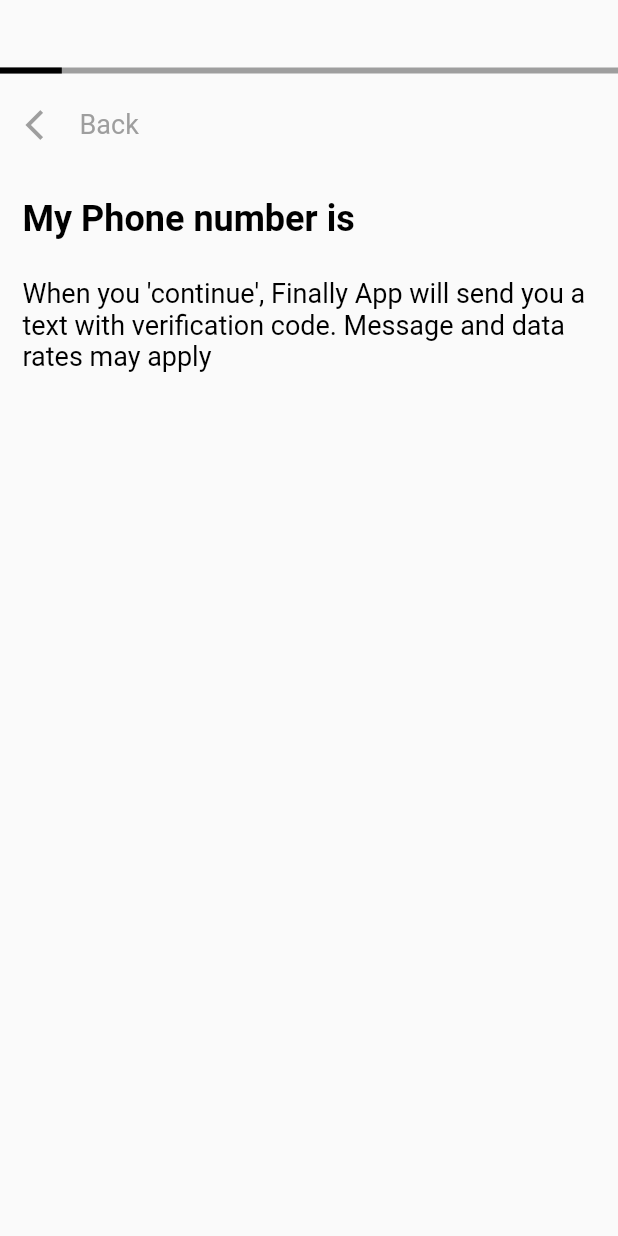
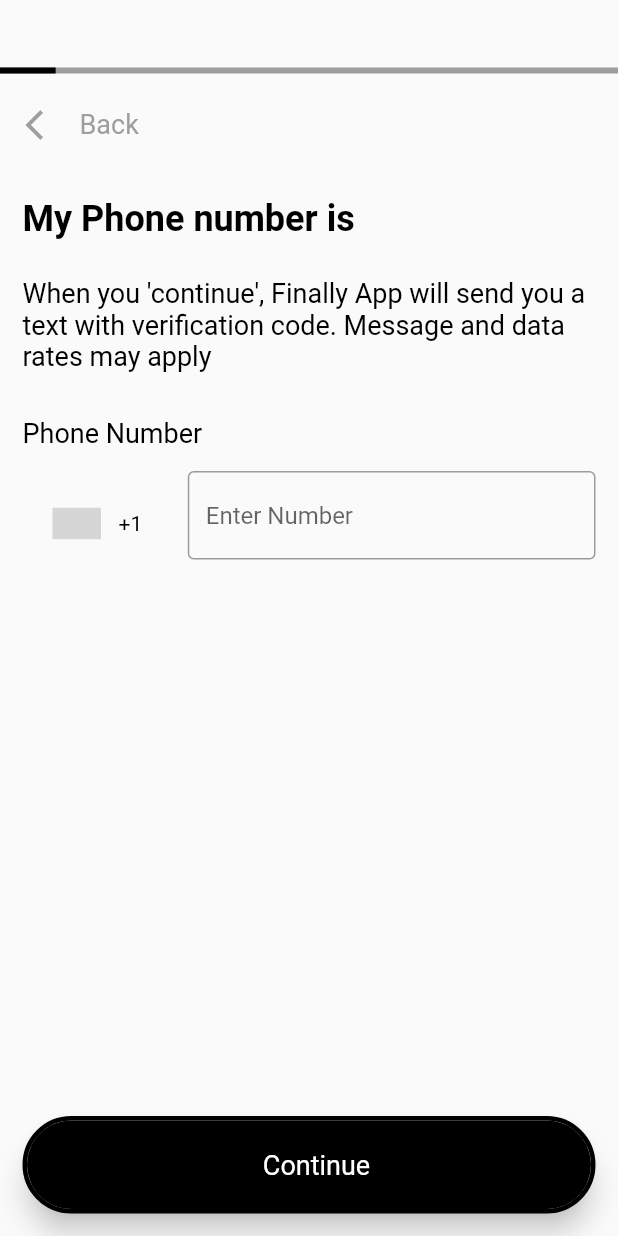
Before and after one commit to Agonizedcupid/FinallyApp, a Flutter app: the PhoneAuthentication screen opened directly, on a phone screen of 412 x 824 dp. Run offline on Flutter 3.47's test engine with Material 2 defaults, Android fonts, the phone set to English and light mode, and no system bars; drawn by our look-alikes of intl_phone_number_input; our stand-ins replace flutter_riverpod; missing offline and left inert: dart:ffi; grey boxes are pictures that could not be loaded.

```diff
--- a/lib/Activity/Common/Constant.dart
+++ b/lib/Activity/Common/Constant.dart
@@ -1,2 +1,6 @@
 
-const double progress = 0.1;
+import 'dart:ffi';
+class Constant {
+  double progress = 0.1;
+  static List<double> stepper = [0.09,0.09,0.09,0.09,0.09,0.09,0.09,0.09,0.09];
+}
--- a/lib/Activity/PhoneAuthentication.dart
+++ b/lib/Activity/PhoneAuthentication.dart
@@ -1,9 +1,12 @@
 import 'package:final_design/Activity/Common/Constant.dart';
+import 'package:final_design/Resources/Drawable/CircularButtonWithImageText.dart';
 import 'package:final_design/Resources/Margins.dart';
 import 'package:flutter/cupertino.dart';
+import 'package:flutter/foundation.dart';
 import 'package:flutter/material.dart';
 import 'package:flutter/services.dart';
 import 'package:flutter_riverpod/flutter_riverpod.dart';
+import 'package:intl_phone_number_input/intl_phone_number_input.dart';
 
 class PhoneAuthentication extends ConsumerStatefulWidget {
   const PhoneAuthentication({Key? key}) : super(key: key);
@@ -14,6 +17,7 @@ class PhoneAuthentication extends ConsumerStatefulWidget {
 }
 
 class _PhoneAuthenticationState extends ConsumerState<PhoneAuthentication> {
+
   @override
   void initState() {
     // TODO: implement initState
@@ -24,6 +28,13 @@ class _PhoneAuthenticationState extends ConsumerState<PhoneAuthentication> {
 
   @override
   Widget build(BuildContext context) {
+
+    final GlobalKey<FormState> formKey = GlobalKey<FormState>();
+
+    final TextEditingController controller = TextEditingController();
+    String initialCountry = 'CAN';
+    PhoneNumber number = PhoneNumber(isoCode: 'CA');
+
     return Scaffold(
       body: Column(
         crossAxisAlignment: CrossAxisAlignment.start,
@@ -34,7 +45,7 @@ class _PhoneAuthenticationState extends ConsumerState<PhoneAuthentication> {
             child: const LinearProgressIndicator(
               backgroundColor: Colors.grey,
               valueColor: AlwaysStoppedAnimation<Color>(Colors.black),
-              value: progress,
+              value: 0.09,
             ),
           ),
 
@@ -84,8 +95,65 @@ class _PhoneAuthenticationState extends ConsumerState<PhoneAuthentication> {
               ],
             ),
           ),
+
+          Container(
+            margin: const EdgeInsets.only(top: topMargin + 15, left: leftMargin),
+            child: const Text(
+                "Phone Number",
+                textAlign: TextAlign.start,
+                style: TextStyle(fontSize: 18, color: Colors.black)),
+          ),
+
+          Container(
+            margin: const EdgeInsets.only(left: leftMargin, right: rightMargin, top: topMargin),
+            child: Column(
+              children: <Widget> [
+                InternationalPhoneNumberInput(
+                  onInputChanged: (PhoneNumber number) {
+                    if (kDebugMode) {
+                      print(number.phoneNumber);
+                    }
+                  },
+                  onInputValidated: (bool value) {
+                    if (kDebugMode) {
+                      print(value);
+                    }
+                  },
+                  selectorConfig: const SelectorConfig(
+                    selectorType: PhoneInputSelectorType.BOTTOM_SHEET,
+                  ),
+                  ignoreBlank: false,
+                  autoValidateMode: AutovalidateMode.disabled,
+                  selectorTextStyle: const TextStyle(color: Colors.black),
+                  initialValue: number,
+                  textFieldController: controller,
+                  formatInput: true,
+                  hintText: "Enter Number",
+                  keyboardType:
+                  const TextInputType.numberWithOptions(signed: true, decimal: true),
+                  inputBorder: const OutlineInputBorder(),
+                  onSaved: (PhoneNumber number) {
+                    if (kDebugMode) {
+                      print('On Saved: $number');
+                    }
+                  },
+                ),
+              ],
+            ),
+          ),
+
+          Expanded(child: Align(
+            alignment: Alignment.bottomCenter,
+            child: Container(
+              height: 90,
+              margin: const EdgeInsets.only(left: leftMargin, right: rightMargin, bottom: bottomMargin),
+              child: CircularButtonWithImageText().createTextBtn(Colors.black, Colors.white, "Continue", context, "phoneAuth"),
+            )
+          ))
+
         ],
       ),
     );
   }
+
 }
--- a/lib/Resources/Drawable/CircularButtonWithImageText.dart
+++ b/lib/Resources/Drawable/CircularButtonWithImageText.dart
@@ -1,4 +1,5 @@
 import 'package:final_design/Activity/PhoneAuthentication.dart';
+import 'package:final_design/Activity/VerificationCodeActivity.dart';
 import 'package:final_design/AppRoutes/StartActivities.dart';
 import 'package:final_design/StateManagement/StartActivity.dart';
 import 'package:flutter/cupertino.dart';
@@ -47,4 +48,43 @@ class CircularButtonWithImageText {
       ),
     );
   }
+
+  Widget createTextBtn(Color backgroundColor, Color textColor, String title, BuildContext context, String flag) {
+    return Container(
+      decoration: BoxDecoration(
+        color: Colors.transparent,
+        border: Border.all(color: Colors.black, width: 3),
+        borderRadius: BorderRadius.circular(35),
+      ),
+      margin: const EdgeInsets.only(top: 25),
+      child:  Material(
+        color: backgroundColor,
+        elevation: 8.0,
+        borderRadius: BorderRadius.circular(35),
+        clipBehavior: Clip.antiAliasWithSaveLayer,
+        child: InkWell(
+          splashColor: Colors.grey,
+          onTap: (){
+            if (flag == "phoneAuth") {
+              StartActivity().start(context,const VerificationCodeActivity());
+            }
+          },
+          child: Container(
+            margin: const EdgeInsets.only(top: 15, bottom: 15),
+            alignment: Alignment.center,
+            child: Row(
+              crossAxisAlignment: CrossAxisAlignment.center,
+              mainAxisAlignment: MainAxisAlignment.center,
+              children: <Widget>[
+                Container(
+                  margin: const EdgeInsets.only(left: 10),
+                  child:  Text( title, style:  TextStyle(fontSize: 18, color: textColor)),
+                )
+              ],
+            ),
+          ),
+        ),
+      ),
+    );
+  }
 }
--- a/pubspec.yaml
+++ b/pubspec.yaml
@@ -39,6 +39,8 @@ dependencies:
   #Riverpod for state management & caching:
   flutter_riverpod: ^2.1.3
   riverpod_annotation: ^1.1.1
+
+  intl_phone_number_input: ^0.7.2
 
   routemaster: ^0.9.5
 
```
Also changed, not shown: lib/Activity/VerificationCodeActivity.dart (added, +118 -0 lines), pubspec.lock.
